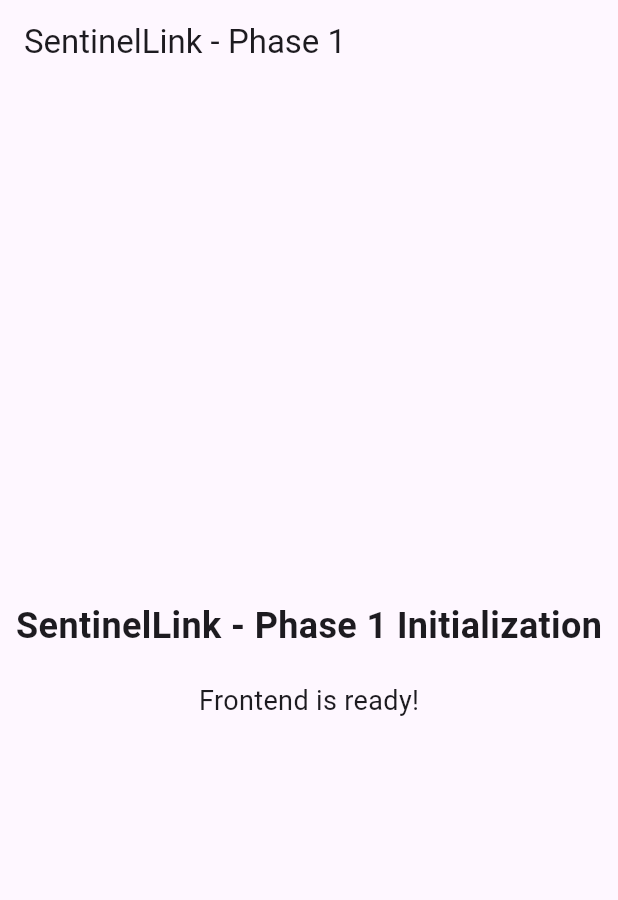
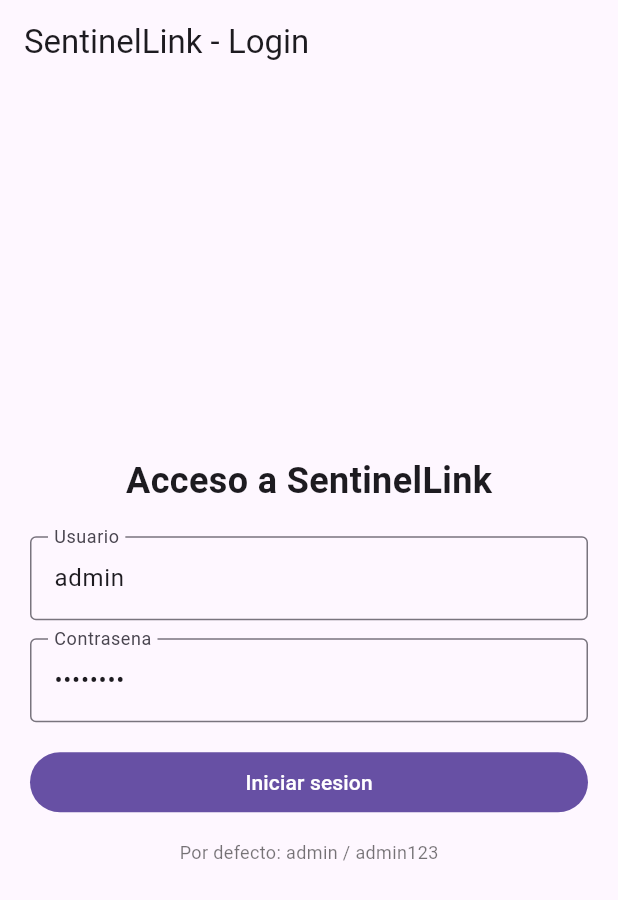
Before and after one commit to ale2001pm/SentinelLink, a Flutter app: the screen it shows after launch, on a phone screen of 412 x 824 dp. Shown: the top 900 px of the screen. Run offline on Flutter 3.47's test engine with Material 3 defaults, Android fonts, the phone set to English and light mode, and no system bars.

Commit message:
feat(frontend): implementar flujo de autenticación con pantallas de inicio de sesión y chat

```diff
--- a/sentinellink_frontend/lib/main.dart
+++ b/sentinellink_frontend/lib/main.dart
@@ -1,56 +1,27 @@
 import 'package:flutter/material.dart';
+import 'package:provider/provider.dart';
+
+import 'screens/login_screen.dart';
+import 'services/auth_provider.dart';
 
 void main() {
-  runApp(const MyApp());
+  runApp(const SentinelLinkApp());
 }
 
-class MyApp extends StatelessWidget {
-  const MyApp({Key? key}) : super(key: key);
+class SentinelLinkApp extends StatelessWidget {
+  const SentinelLinkApp({super.key});
 
   @override
   Widget build(BuildContext context) {
-    return MaterialApp(
-      title: 'SentinelLink',
-      theme: ThemeData(
-        primarySwatch: Colors.orange,
-        useMaterial3: true,
-      ),
-      home: const MyHomePage(title: 'SentinelLink - Phase 1'),
-    );
-  }
-}
-
-class MyHomePage extends StatefulWidget {
-  const MyHomePage({Key? key, required this.title}) : super(key: key);
-
-  final String title;
-
-  @override
-  State<MyHomePage> createState() => _MyHomePageState();
-}
-
-class _MyHomePageState extends State<MyHomePage> {
-  @override
-  Widget build(BuildContext context) {
-    return Scaffold(
-      appBar: AppBar(
-        title: Text(widget.title),
-      ),
-      body: Center(
-        child: Column(
-          mainAxisAlignment: MainAxisAlignment.center,
-          children: <Widget>[
-            const Text(
-              'SentinelLink - Phase 1 Initialization',
-              style: TextStyle(fontSize: 24, fontWeight: FontWeight.bold),
-            ),
-            const SizedBox(height: 20),
-            const Text(
-              'Frontend is ready!',
-              style: TextStyle(fontSize: 18),
-            ),
-          ],
+    return ChangeNotifierProvider<AuthProvider>(
+      create: (_) => AuthProvider(),
+      child: MaterialApp(
+        title: 'SentinelLink',
+        theme: ThemeData(
+          primarySwatch: Colors.orange,
+          useMaterial3: true,
         ),
+        home: const LoginScreen(),
       ),
     );
   }
--- /dev/null
+++ b/sentinellink_frontend/lib/models/socket_message.dart
@@ -0,0 +1,20 @@
+class SocketMessage {
+  final String type;
+  final Map<String, dynamic> data;
+
+  SocketMessage({required this.type, required this.data});
+
+  factory SocketMessage.fromJson(Map<String, dynamic> json) {
+    return SocketMessage(
+      type: (json['type'] ?? '').toString(),
+      data: (json['data'] as Map<String, dynamic>?) ?? <String, dynamic>{},
+    );
+  }
+
+  Map<String, dynamic> toJson() {
+    return <String, dynamic>{
+      'type': type,
+      'data': data,
+    };
+  }
+}
--- /dev/null
+++ b/sentinellink_frontend/lib/screens/login_screen.dart
@@ -0,0 +1,125 @@
+import 'package:flutter/material.dart';
+import 'package:provider/provider.dart';
+
+import '../services/auth_provider.dart';
+import 'chat_screen.dart';
+
+class LoginScreen extends StatefulWidget {
+  const LoginScreen({super.key});
+
+  @override
+  State<LoginScreen> createState() => _LoginScreenState();
+}
+
+class _LoginScreenState extends State<LoginScreen> {
+  final TextEditingController _usernameController =
+      TextEditingController(text: 'admin');
+  final TextEditingController _passwordController =
+      TextEditingController(text: 'admin123');
+
+  @override
+  void dispose() {
+    _usernameController.dispose();
+    _passwordController.dispose();
+    super.dispose();
+  }
+
+  Future<void> _handleLogin(BuildContext context) async {
+    final AuthProvider auth = context.read<AuthProvider>();
+    final bool success = await auth.login(
+      inputUsername: _usernameController.text.trim(),
+      inputPassword: _passwordController.text,
+    );
+
+    if (!context.mounted) {
+      return;
+    }
+
+    if (success) {
+      Navigator.of(context).pushReplacement(
+        MaterialPageRoute<ChatScreen>(
+          builder: (BuildContext context) => const ChatScreen(),
+        ),
+      );
+    }
+  }
+
+  @override
+  Widget build(BuildContext context) {
+    return Consumer<AuthProvider>(
+      builder: (BuildContext context, AuthProvider auth, Widget? child) {
+        return Scaffold(
+          appBar: AppBar(
+            title: const Text('SentinelLink - Login'),
+          ),
+          body: Center(
+            child: ConstrainedBox(
+              constraints: const BoxConstraints(maxWidth: 420),
+              child: Padding(
+                padding: const EdgeInsets.all(20),
+                child: Column(
+                  mainAxisSize: MainAxisSize.min,
+                  children: <Widget>[
+                    const Text(
+                      'Acceso a SentinelLink',
+                      style: TextStyle(
+                        fontSize: 24,
+                        fontWeight: FontWeight.bold,
+                      ),
+                    ),
+                    const SizedBox(height: 20),
+                    TextField(
+                      controller: _usernameController,
+                      decoration: const InputDecoration(
+                        labelText: 'Usuario',
+                        border: OutlineInputBorder(),
+                      ),
+                    ),
+                    const SizedBox(height: 12),
+                    TextField(
+                      controller: _passwordController,
+                      obscureText: true,
+                      decoration: const InputDecoration(
+                        labelText: 'Contrasena',
+                        border: OutlineInputBorder(),
+                      ),
+                    ),
+                    const SizedBox(height: 16),
+                    SizedBox(
+                      width: double.infinity,
+                      child: FilledButton(
+                        onPressed: auth.isLoading
+                            ? null
+                            : () => _handleLogin(context),
+                        child: auth.isLoading
+                            ? const SizedBox(
+                                width: 18,
+                                height: 18,
+                                child: CircularProgressIndicator(strokeWidth: 2),
+                              )
+                            : const Text('Iniciar sesion'),
+                      ),
+                    ),
+                    if (auth.errorMessage != null) ...<Widget>[
+                      const SizedBox(height: 12),
+                      Text(
+                        auth.errorMessage!,
+                        style: const TextStyle(color: Colors.red),
+                        textAlign: TextAlign.center,
+                      ),
+                    ],
+                    const SizedBox(height: 14),
+                    const Text(
+                      'Por defecto: admin / admin123',
+                      style: TextStyle(fontSize: 12, color: Colors.black54),
+                    ),
+                  ],
+                ),
+              ),
+            ),
+          ),
+        );
+      },
+    );
+  }
+}
```
Also changed, not shown: sentinellink_frontend/lib/screens/chat_screen.dart (added, +59 -0 lines), sentinellink_frontend/lib/services/auth_provider.dart (added, +97 -0 lines), sentinellink_frontend/lib/services/websocket_service.dart (added, +65 -0 lines), 13 other files.
